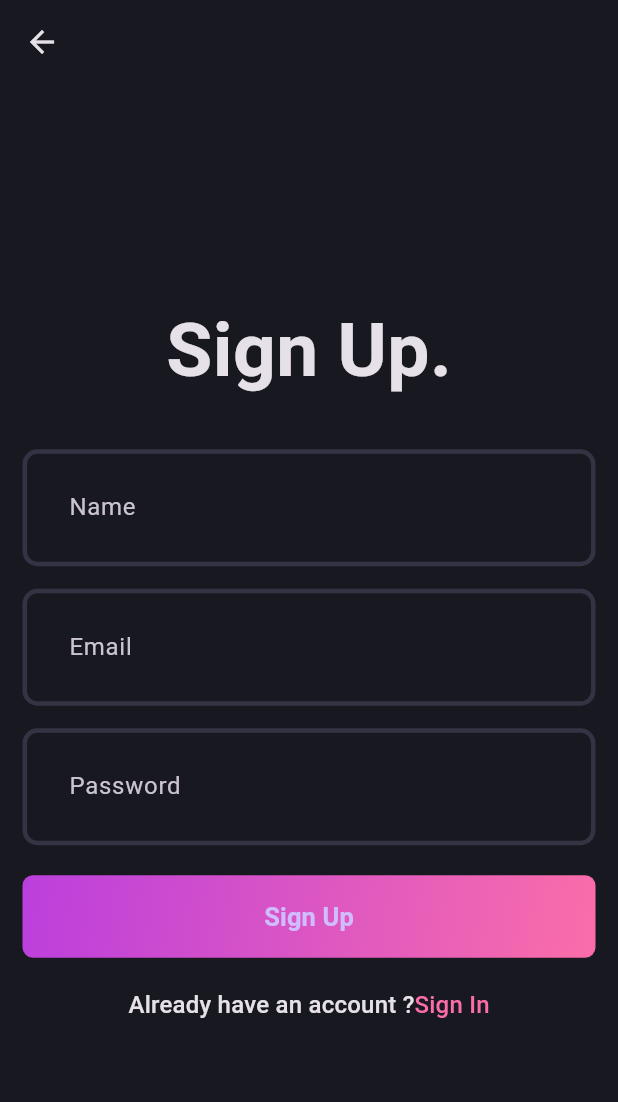
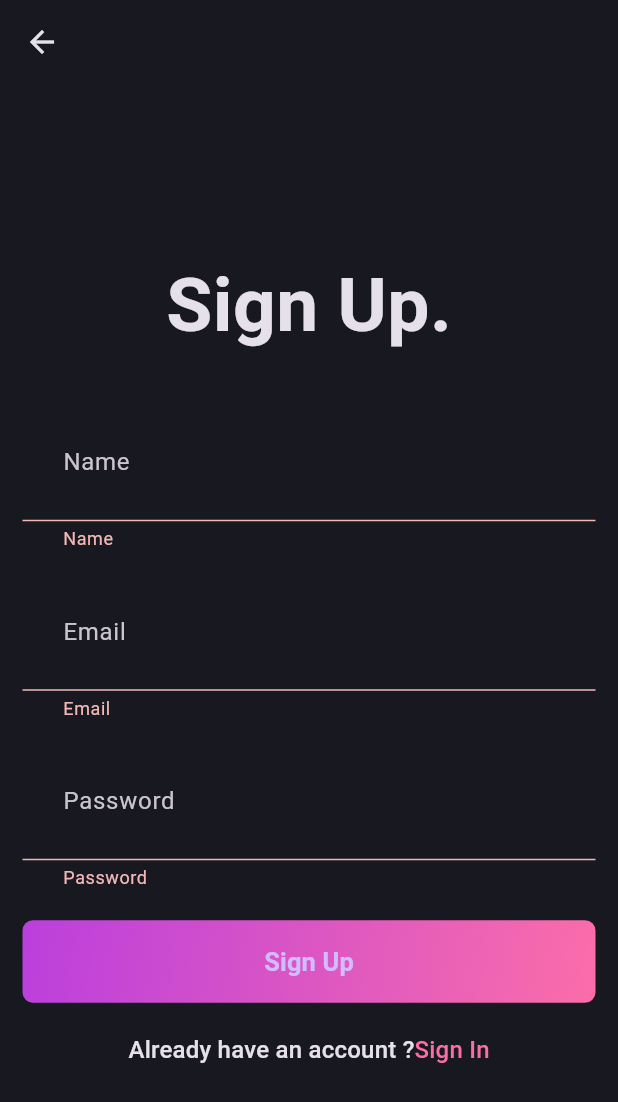
Before and after one commit to Bakame1/first_flutter_project, a Flutter app: the SignupPage screen opened directly, after a tap on "Sign Up", on a phone screen of 412 x 824 dp. Shown: the top 1102 px of the screen. Run offline on Flutter 3.47's test engine with Material 3 defaults, Android fonts, the phone set to English and light mode, and no system bars; our stand-ins replace flutter_bloc, fpdart, supabase_flutter; accounts and stored records are empty.

Commit message:
test manually auth bloc in supabase

```diff
--- a/lib/features/auth/presentation/pages/signup_page.dart
+++ b/lib/features/auth/presentation/pages/signup_page.dart
@@ -1,8 +1,10 @@
 import 'package:first_flutter_project/core/theme/app_pallete.dart';
+import 'package:first_flutter_project/features/auth/presentation/bloc/auth_bloc.dart';
 import 'package:first_flutter_project/features/auth/presentation/pages/login_page.dart';
 import 'package:first_flutter_project/features/auth/presentation/widgets/auth_field.dart';
 import 'package:first_flutter_project/features/auth/presentation/widgets/auth_gradient_button.dart';
 import 'package:flutter/material.dart';
+import 'package:flutter_bloc/flutter_bloc.dart';
 
 
 class SignupPage extends StatefulWidget {
@@ -59,7 +61,18 @@ class _SignupPageState extends State<SignupPage> {
               ),
               const SizedBox(height: 20) ,//For spacing
 
-              const AuthGradientButton(buttonText: 'Sign Up',),
+              AuthGradientButton(
+                  buttonText: 'Sign Up',
+                  onPressed: (){
+                    if(formKey.currentState!.validate()){
+                      context.read<AuthBloc>().add(AuthSignUp(
+                          email: emailController.text.trim(),
+                          password: passwordController.text.trim(),
+                          name: nameController.text.trim()
+                      ));
+                    }
+                  }
+              ),
               const SizedBox(height: 20) ,//For spacing
               GestureDetector(
                 onTap: (){
--- a/lib/features/auth/presentation/widgets/auth_gradient_button.dart
+++ b/lib/features/auth/presentation/widgets/auth_gradient_button.dart
@@ -3,7 +3,8 @@ import '../../../../core/theme/app_pallete.dart';
 
 class AuthGradientButton extends StatelessWidget {
   final String buttonText;
-  const AuthGradientButton({super.key, required this.buttonText});
+  final VoidCallback onPressed ;
+  const AuthGradientButton({super.key, required this.buttonText, required this.onPressed});
 
   @override
   Widget build(BuildContext context) {
@@ -22,7 +23,7 @@ class AuthGradientButton extends StatelessWidget {
         borderRadius : BorderRadius.circular(7),
       ),
       child: ElevatedButton(
-          onPressed: (){},
+          onPressed: onPressed,
           style: ElevatedButton.styleFrom(
             backgroundColor: AppPallete.transparentColor,//to show gradient without being hidden
             shadowColor: AppPallete.transparentColor,//to show gradient without being hidden
```
Also changed, not shown: lib/features/auth/presentation/pages/login_page.dart (+6 -1 lines), lib/main.dart (+21 -1 lines).
